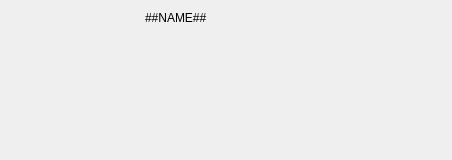
Qt form Source/Application/Widgets/WidgetJoystick.ui (knight666/pitstop) before a commit.
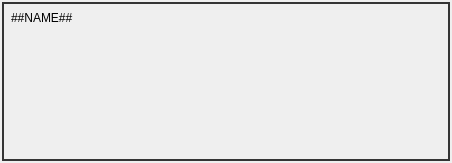
The same form after that commit.

Commit message: Add joysticks to joystick form on start-up.

Diff of the .ui file:
```diff
--- a/Source/Application/Widgets/WidgetJoystick.ui
+++ b/Source/Application/Widgets/WidgetJoystick.ui
@@ -7,34 +7,20 @@
     <x>0</x>
     <y>0</y>
     <width>452</width>
-    <height>160</height>
+    <height>163</height>
    </rect>
   </property>
   <property name="windowTitle">
    <string>Form</string>
   </property>
+  <property name="styleSheet">
+   <string notr="true">QWidget#JoystickForm {
+	border: 2px solid #343434;
+	margin: 2px;
+}</string>
+  </property>
   <layout class="QGridLayout" name="gridLayout">
-   <item row="0" column="1">
-    <widget class="QLabel" name="lblName">
-     <property name="text">
-      <string>##NAME##</string>
-     </property>
-    </widget>
-   </item>
    <item row="1" column="1">
-    <spacer name="verticalSpacer">
-     <property name="orientation">
-      <enum>Qt::Vertical</enum>
-     </property>
-     <property name="sizeHint" stdset="0">
-      <size>
-       <width>20</width>
-       <height>40</height>
-      </size>
-     </property>
-    </spacer>
-   </item>
-   <item row="0" column="0" rowspan="2">
     <widget class="QLabel" name="lblImage">
      <property name="sizePolicy">
       <sizepolicy hsizetype="Preferred" vsizetype="Preferred">
@@ -59,6 +45,26 @@
      </property>
     </widget>
    </item>
+   <item row="1" column="2">
+    <spacer name="verticalSpacer">
+     <property name="orientation">
+      <enum>Qt::Vertical</enum>
+     </property>
+     <property name="sizeHint" stdset="0">
+      <size>
+       <width>20</width>
+       <height>40</height>
+      </size>
+     </property>
+    </spacer>
+   </item>
+   <item row="0" column="1" colspan="2">
+    <widget class="QLabel" name="lblName">
+     <property name="text">
+      <string>##NAME##</string>
+     </property>
+    </widget>
+   </item>
   </layout>
  </widget>
  <resources/>
```
The commit also changes 5 other files.
